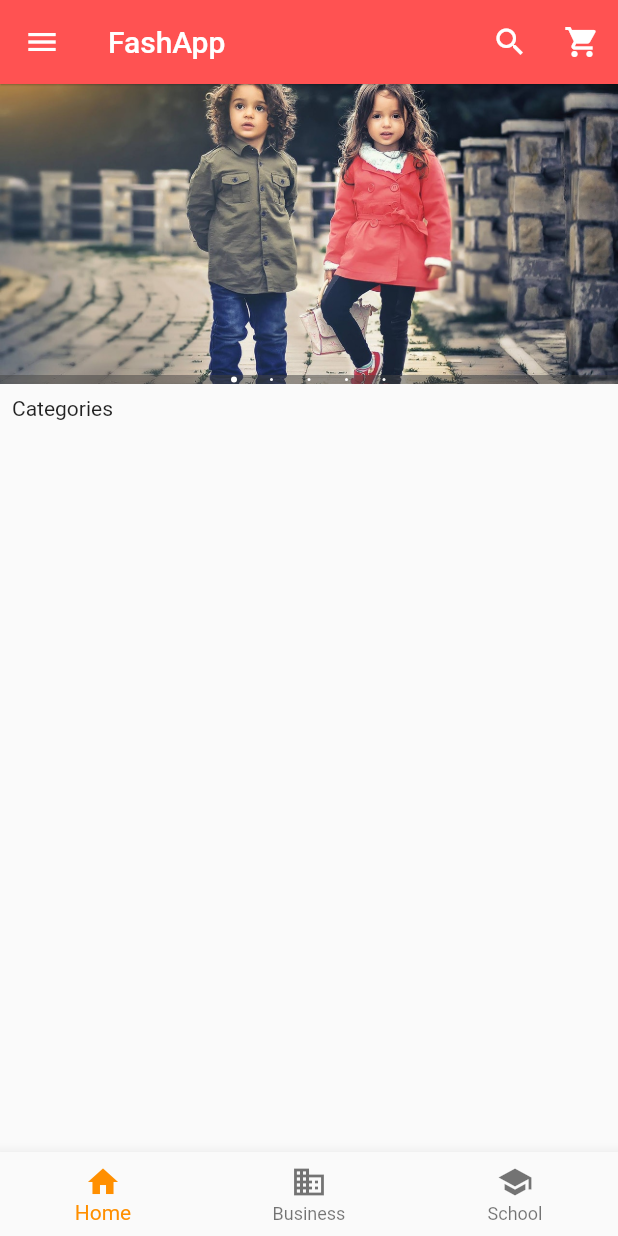
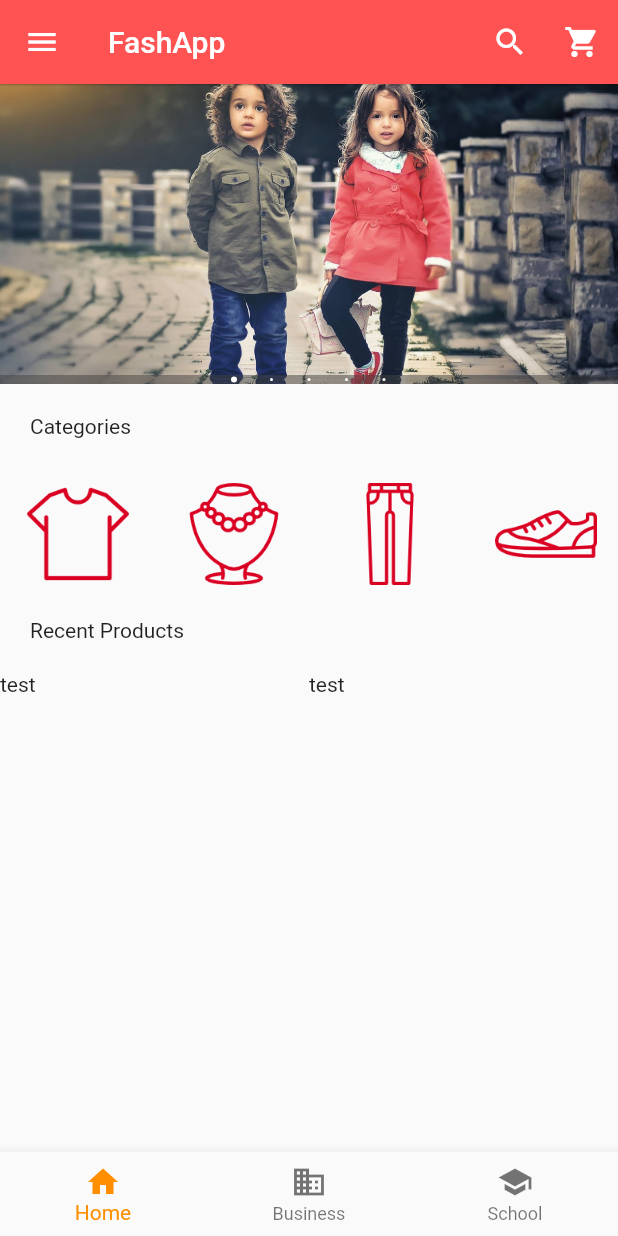
Before and after one commit to preshen-goobiah/FlutterShopApp, a Flutter app: the screen it shows after launch, on a phone screen of 412 x 824 dp. Run offline on Flutter 3.47's test engine with Material 2 defaults, Android fonts, the phone set to English and light mode, and no system bars; drawn by our look-alikes of carousel_pro.

Commit message:
Add suggested products grid

```diff
--- a/lib/components/horizontal_listview.dart
+++ b/lib/components/horizontal_listview.dart
@@ -0,0 +1,77 @@
+import 'package:flutter/material.dart';
+import 'package:carousel_pro/carousel_pro.dart';
+
+class HorizontalList extends StatelessWidget {
+  @override
+  Widget build(BuildContext context) {
+    return Container(
+      height: 80,
+      child: ListView(
+        scrollDirection: Axis.horizontal,
+        children: <Widget>[
+          Category(
+            image_location: 'images/cats/tshirt.png',
+            image_caption: 'shirt',
+          ),
+          Category(
+            image_location: 'images/cats/accessories.png',
+            image_caption: 'accessories',
+          ),
+          Category(
+            image_location: 'images/cats/jeans.png',
+            image_caption: 'jeans',
+          ),
+          Category(
+            image_location: 'images/cats/shoe.png',
+            image_caption: 'shoe',
+          ),
+          Category(
+            image_location: 'images/cats/informal.png',
+            image_caption: 'informal',
+          ),
+          Category(
+            image_location: 'images/cats/formal.png',
+            image_caption: 'formal',
+          ),
+          Category(
+            image_location: 'images/cats/dress.png',
+            image_caption: 'dress',
+          ),
+
+
+        ]
+      )
+
+    );
+  }
+}
+
+// Category class for categories
+class Category extends StatelessWidget {
+
+  final String image_location;
+  final String image_caption;
+
+  Category(
+  {
+    this.image_caption,
+    this.image_location
+});
+
+  @override
+  Widget build(BuildContext context) {
+    return Padding(padding: const EdgeInsets.all(2.0),
+    child: InkWell(
+      onTap: (){},
+      child: Container(
+        width: 100,
+        child: ListTile(
+          title: Image.asset(image_location, width: 100, height: 80,),
+          subtitle: Container(
+            alignment: Alignment.topCenter,
+              child: Text(image_caption, style: new TextStyle(fontSize: 12.0))),
+        ),
+      )
+    ));
+  }
+}
--- /dev/null
+++ b/lib/components/products.dart
@@ -0,0 +1,64 @@
+import 'package:flutter/material.dart';
+
+class Products extends StatefulWidget
+{
+  @override
+  _ProductsState createState() => _ProductsState();
+}
+
+class _ProductsState extends State<Products>
+{
+  // ignore: non_constant_identifier_names
+  List product_list = [
+    {
+      'name': 'Blazer',
+      'picture': 'images/products/blazer1.jpeg',
+      'old_price': 120,
+      'price': 85,
+    },
+    {
+      'name': 'Dress',
+      'picture': 'images/products/dress1.jpeg',
+      'old_price': 100,
+      'price': 55,
+    },
+
+  ];
+  @override
+  Widget build(BuildContext context) {
+    return GridView.builder(
+      itemCount: product_list.length,
+        gridDelegate: new SliverGridDelegateWithFixedCrossAxisCount(
+            crossAxisCount: 2),
+        itemBuilder: (BuildContext context, int index){
+          return Single_prod(
+            prod_name: product_list[index]['name'],
+            prod_picture: product_list[index]['picture'],
+            prod_old_price: product_list[index]['old_price'],
+            prod_price: product_list[index]['price'],
+          );
+        });
+  }
+}
+
+class Single_prod extends StatelessWidget {
+  final prod_name;
+  final prod_picture;
+  final prod_old_price;
+  final prod_price;
+
+  Single_prod({
+   this.prod_name,
+   this.prod_picture,
+   this.prod_old_price,
+   this.prod_price
+});
+
+  @override
+  Widget build(BuildContext context) {
+    return Container(
+      height: 100,
+      child: Text('test')
+    );
+  }
+}
--- a/lib/home.dart
+++ b/lib/home.dart
@@ -1,5 +1,7 @@
 import 'package:flutter/material.dart';
 import 'package:carousel_pro/carousel_pro.dart';
+import 'package:flutterapp/components/horizontal_listview.dart';
+import 'package:flutterapp/components/products.dart';
 
 // helper files
 import 'components/horizontal_listview.dart';
@@ -146,9 +148,23 @@ class _HomePageState extends State<HomePage>
       body: new ListView(
         children: <Widget>[
           image_carousel,
-          new Padding(padding: const EdgeInsets.all(8.0),
-          child: new Text('Categories'))
+          // padding widget
+          new Padding(padding: const EdgeInsets.all(20.0),
+          child: new Text('Categories')),
 
+          // horizontal list view
+          HorizontalList(),
+
+          // padding widget
+          new Padding(padding: const EdgeInsets.all(20.0),
+            child: new Text('Recent Products'),
+          ),
+
+          // grid view
+          Container(
+            height: 320,
+            child: Products(),
+          )
 
         ],
       ),
```
Also changed, not shown: pubspec.yaml (+11 -0 lines).
